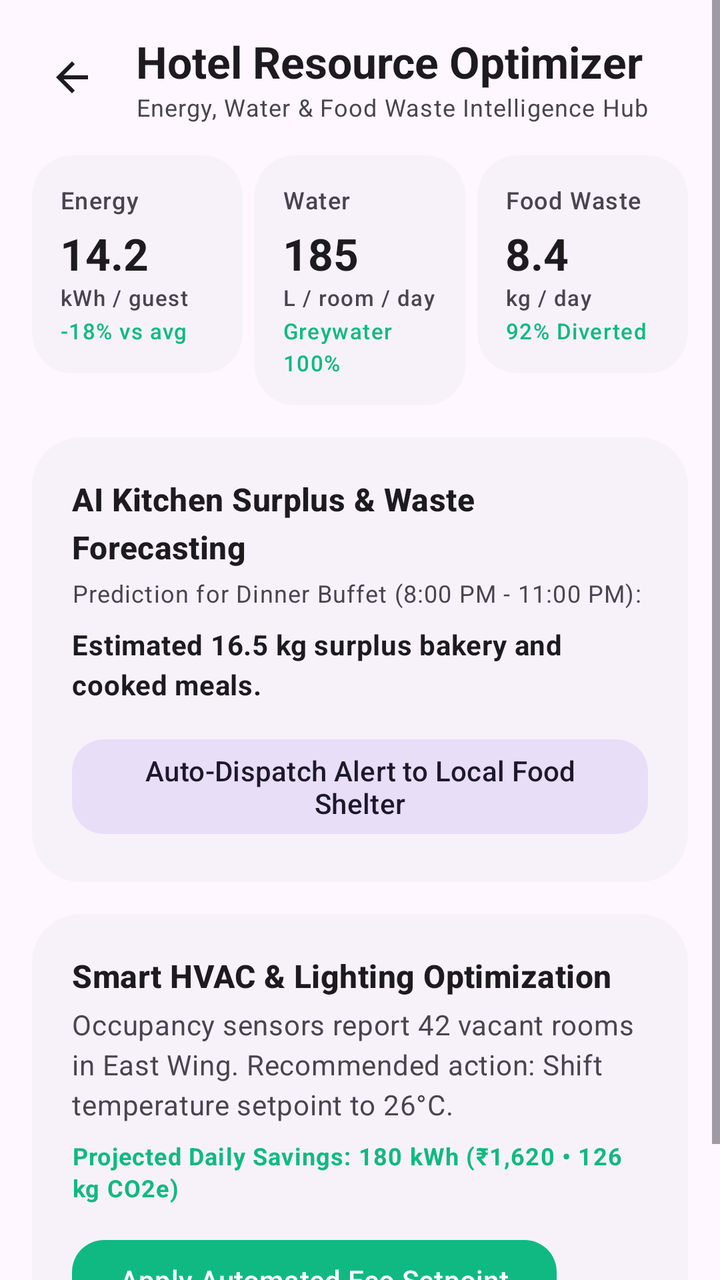
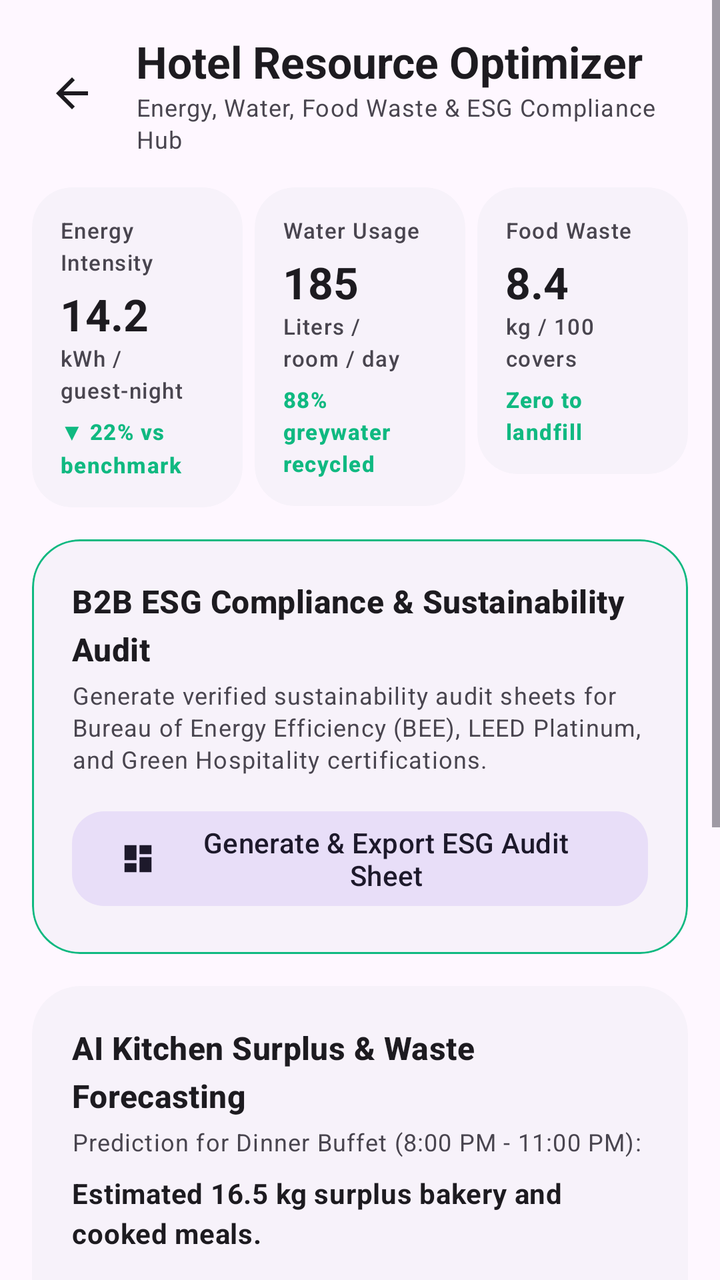

Two renders of the same Android screen: before a commit and after it. Below are the layout's source before the change and the commit's diff.
<!-- AndroidManifest.xml: application theme Theme.UrbanPulse -->
<!-- res/layout/activity_hotel_optimizer.xml -->
<?xml version="1.0" encoding="utf-8"?>
<ScrollView xmlns:android="http://schemas.android.com/apk/res/android"
    xmlns:app="http://schemas.android.com/apk/res-auto"
    android:layout_width="match_parent"
    android:layout_height="match_parent"
    android:background="?attr/colorSurface">

    <LinearLayout
        android:layout_width="match_parent"
        android:layout_height="wrap_content"
        android:orientation="vertical"
        android:padding="16dp"
        android:paddingBottom="40dp">

        
        <LinearLayout
            android:layout_width="match_parent"
            android:layout_height="wrap_content"
            android:orientation="horizontal"
            android:gravity="center_vertical"
            android:layout_marginBottom="16dp">

            <ImageButton
                android:id="@+id/btnBack"
                android:layout_width="40dp"
                android:layout_height="40dp"
                android:background="?attr/selectableItemBackgroundBorderless"
                android:src="@drawable/ic_arrow_back"
                app:tint="?attr/colorOnSurface" />

            <LinearLayout
                android:layout_width="0dp"
                android:layout_height="wrap_content"
                android:layout_weight="1"
                android:layout_marginStart="12dp"
                android:orientation="vertical">

                <TextView
                    android:layout_width="wrap_content"
                    android:layout_height="wrap_content"
                    android:text="Hotel Resource Optimizer"
                    android:textAppearance="@style/TextAppearance.Material3.TitleLarge"
                    android:textColor="?attr/colorOnSurface"
                    android:textStyle="bold" />

                <TextView
                    android:layout_width="wrap_content"
                    android:layout_height="wrap_content"
                    android:text="Energy, Water &amp; Food Waste Intelligence Hub"
                    android:textAppearance="@style/TextAppearance.Material3.BodySmall"
                    android:textColor="?attr/colorOnSurfaceVariant" />

            </LinearLayout>

        </LinearLayout>

        
        <LinearLayout
            android:layout_width="match_parent"
            android:layout_height="wrap_content"
            android:orientation="horizontal"
            android:layout_marginBottom="16dp">

            
            <com.google.android.material.card.MaterialCardView
                android:layout_width="0dp"
                android:layout_height="wrap_content"
                android:layout_weight="1"
                style="@style/Widget.Material3.CardView.Filled"
                app:cardCornerRadius="20dp"
                app:cardBackgroundColor="?attr/colorSurfaceContainerLow"
                app:strokeWidth="0dp"
                android:layout_marginEnd="4dp">

                <LinearLayout
                    android:layout_width="match_parent"
                    android:layout_height="wrap_content"
                    android:orientation="vertical"
                    android:padding="14dp">

                    <TextView
                        android:layout_width="wrap_content"
                        android:layout_height="wrap_content"
                        android:text="Energy"
                        android:textAppearance="@style/TextAppearance.Material3.LabelMedium"
                        android:textColor="?attr/colorOnSurfaceVariant" />

                    <TextView
                        android:id="@+id/tvEnergyKwh"
                        android:layout_width="wrap_content"
                        android:layout_height="wrap_content"
                        android:layout_marginTop="4dp"
                        android:text="14.2"
                        android:textAppearance="@style/TextAppearance.Material3.TitleLarge"
                        android:textColor="?attr/colorOnSurface"
                        android:textStyle="bold" />

                    <TextView
                        android:layout_width="wrap_content"
                        android:layout_height="wrap_content"
                        android:text="kWh / guest"
                        android:textAppearance="@style/TextAppearance.Material3.LabelSmall"
                        android:textColor="?attr/colorOnSurfaceVariant" />

                    <TextView
                        android:layout_width="wrap_content"
                        android:layout_height="wrap_content"
                        android:layout_marginTop="2dp"
                        android:text="-18% vs avg"
                        android:textAppearance="@style/TextAppearance.Material3.LabelSmall"
                        android:textColor="?attr/colorPrimary" />

                </LinearLayout>
            </com.google.android.material.card.MaterialCardView>

            
            <com.google.android.material.card.MaterialCardView
                android:layout_width="0dp"
                android:layout_height="wrap_content"
                android:layout_weight="1"
                style="@style/Widget.Material3.CardView.Filled"
                app:cardCornerRadius="20dp"
                app:cardBackgroundColor="?attr/colorSurfaceContainerLow"
                app:strokeWidth="0dp"
                android:layout_marginHorizontal="2dp">

                <LinearLayout
                    android:layout_width="match_parent"
                    android:layout_height="wrap_content"
                    android:orientation="vertical"
                    android:padding="14dp">

                    <TextView
                        android:layout_width="wrap_content"
                        android:layout_height="wrap_content"
                        android:text="Water"
                        android:textAppearance="@style/TextAppearance.Material3.LabelMedium"
                        android:textColor="?attr/colorOnSurfaceVariant" />

                    <TextView
                        android:id="@+id/tvWaterLiters"
                        android:layout_width="wrap_content"
                        android:layout_height="wrap_content"
                        android:layout_marginTop="4dp"
                        android:text="185"
                        android:textAppearance="@style/TextAppearance.Material3.TitleLarge"
                        android:textColor="?attr/colorOnSurface"
                        android:textStyle="bold" />

                    <TextView
                        android:layout_width="wrap_content"
                        android:layout_height="wrap_content"
                        android:text="L / room / day"
                        android:textAppearance="@style/TextAppearance.Material3.LabelSmall"
                        android:textColor="?attr/colorOnSurfaceVariant" />

                    <TextView
                        android:layout_width="wrap_content"
                        android:layout_height="wrap_content"
                        android:layout_marginTop="2dp"
                        android:text="Greywater 100%"
                        android:textAppearance="@style/TextAppearance.Material3.LabelSmall"
                        android:textColor="?attr/colorPrimary" />

                </LinearLayout>
            </com.google.android.material.card.MaterialCardView>

            
            <com.google.android.material.card.MaterialCardView
                android:layout_width="0dp"
                android:layout_height="wrap_content"
                android:layout_weight="1"
                style="@style/Widget.Material3.CardView.Filled"
                app:cardCornerRadius="20dp"
                app:cardBackgroundColor="?attr/colorSurfaceContainerLow"
                app:strokeWidth="0dp"
                android:layout_marginStart="4dp">

                <LinearLayout
                    android:layout_width="match_parent"
                    android:layout_height="wrap_content"
                    android:orientation="vertical"
                    android:padding="14dp">

                    <TextView
                        android:layout_width="wrap_content"
                        android:layout_height="wrap_content"
                        android:text="Food Waste"
                        android:textAppearance="@style/TextAppearance.Material3.LabelMedium"
                        android:textColor="?attr/colorOnSurfaceVariant" />

                    <TextView
                        android:id="@+id/tvFoodWasteKg"
                        android:layout_width="wrap_content"
                        android:layout_height="wrap_content"
                        android:layout_marginTop="4dp"
                        android:text="8.4"
                        android:textAppearance="@style/TextAppearance.Material3.TitleLarge"
                        android:textColor="?attr/colorOnSurface"
                        android:textStyle="bold" />

                    <TextView
                        android:layout_width="wrap_content"
                        android:layout_height="wrap_content"
                        android:text="kg / day"
                        android:textAppearance="@style/TextAppearance.Material3.LabelSmall"
                        android:textColor="?attr/colorOnSurfaceVariant" />

                    <TextView
                        android:layout_width="wrap_content"
                        android:layout_height="wrap_content"
                        android:layout_marginTop="2dp"
                        android:text="92% Diverted"
                        android:textAppearance="@style/TextAppearance.Material3.LabelSmall"
                        android:textColor="?attr/colorPrimary" />

                </LinearLayout>
            </com.google.android.material.card.MaterialCardView>

        </LinearLayout>

        
        <com.google.android.material.card.MaterialCardView
            android:layout_width="match_parent"
            android:layout_height="wrap_content"
            style="@style/Widget.Material3.CardView.Filled"
            app:cardCornerRadius="24dp"
            app:cardBackgroundColor="?attr/colorSurfaceContainerLow"
            app:strokeWidth="0dp"
            android:layout_marginBottom="16dp">

            <LinearLayout
                android:layout_width="match_parent"
                android:layout_height="wrap_content"
                android:orientation="vertical"
                android:padding="20dp">

                <TextView
                    android:layout_width="wrap_content"
                    android:layout_height="wrap_content"
                    android:text="AI Kitchen Surplus &amp; Waste Forecasting"
                    android:textAppearance="@style/TextAppearance.Material3.TitleMedium"
                    android:textColor="?attr/colorOnSurface"
                    android:textStyle="bold" />

                <TextView
                    android:layout_width="wrap_content"
                    android:layout_height="wrap_content"
                    android:layout_marginTop="4dp"
                    android:text="Prediction for Dinner Buffet (8:00 PM - 11:00 PM):"
                    android:textAppearance="@style/TextAppearance.Material3.BodySmall"
                    android:textColor="?attr/colorOnSurfaceVariant" />

                <TextView
                    android:id="@+id/tvSurplusAlert"
                    android:layout_width="wrap_content"
                    android:layout_height="wrap_content"
                    android:layout_marginTop="8dp"
                    android:text="Estimated 16.5 kg surplus bakery and cooked meals."
                    android:textAppearance="@style/TextAppearance.Material3.BodyMedium"
                    android:textColor="?attr/colorOnSurface"
                    android:textStyle="bold" />

                <com.google.android.material.button.MaterialButton
                    android:id="@+id/btnDispatchShelter"
                    style="@style/Widget.Material3.Button.TonalButton"
                    android:layout_width="wrap_content"
                    android:layout_height="wrap_content"
                    android:layout_marginTop="14dp"
                    android:text="Auto-Dispatch Alert to Local Food Shelter"
                    app:cornerRadius="16dp" />

            </LinearLayout>
        </com.google.android.material.card.MaterialCardView>

        
        <com.google.android.material.card.MaterialCardView
            android:layout_width="match_parent"
            android:layout_height="wrap_content"
            style="@style/Widget.Material3.CardView.Filled"
            app:cardCornerRadius="24dp"
            app:cardBackgroundColor="?attr/colorSurfaceContainerLow"
            app:strokeWidth="0dp"
            android:layout_marginBottom="16dp">

            <LinearLayout
                android:layout_width="match_parent"
                android:layout_height="wrap_content"
                android:orientation="vertical"
                android:padding="20dp">

                <TextView
                    android:layout_width="wrap_content"
                    android:layout_height="wrap_content"
                    android:text="Smart HVAC &amp; Lighting Optimization"
                    android:textAppearance="@style/TextAppearance.Material3.TitleMedium"
                    android:textColor="?attr/colorOnSurface"
                    android:textStyle="bold" />

                <TextView
                    android:layout_width="wrap_content"
                    android:layout_height="wrap_content"
                    android:layout_marginTop="4dp"
                    android:text="Occupancy sensors report 42 vacant rooms in East Wing. Recommended action: Shift temperature setpoint to 26°C."
                    android:textAppearance="@style/TextAppearance.Material3.BodyMedium"
                    android:textColor="?attr/colorOnSurfaceVariant" />

                <TextView
                    android:layout_width="wrap_content"
                    android:layout_height="wrap_content"
                    android:layout_marginTop="8dp"
                    android:text="Projected Daily Savings: 180 kWh (₹1,620 • 126 kg CO2e)"
                    android:textAppearance="@style/TextAppearance.Material3.BodySmall"
                    android:textColor="?attr/colorPrimary"
                    android:textStyle="bold" />

                <com.google.android.material.button.MaterialButton
                    android:id="@+id/btnApplyHvacEco"
                    style="@style/Widget.Material3.Button"
                    android:layout_width="wrap_content"
                    android:layout_height="wrap_content"
                    android:layout_marginTop="14dp"
                    android:text="Apply Automated Eco Setpoint"
                    app:cornerRadius="16dp" />

            </LinearLayout>
        </com.google.android.material.card.MaterialCardView>

    </LinearLayout>
</ScrollView>
<!-- resources referenced by this layout -->
<resources>
  <!-- drawable ic_arrow_back (drawable) -->
  <vector xmlns:android="http://schemas.android.com/apk/res/android"
      android:width="24dp"
      android:height="24dp"
      android:viewportWidth="24"
      android:viewportHeight="24">
    <path
        android:fillColor="@android:color/white"
        android:pathData="M20,11H7.83l5.59,-5.59L12,4l-8,8 8,8 1.41,-1.41L7.83,13H20v-2z"/>
  </vector>
  <style name="Theme.UrbanPulse" parent="Theme.Material3.DayNight.NoActionBar">
          <item name="colorPrimary">@color/primary_green</item>
          <item name="colorSecondary">@color/teal_700</item>
          <item name="android:statusBarColor">?attr/colorSurface</item>
          <item name="android:windowLightStatusBar" tools:targetApi="m">true</item>
      </style>
  <color name="primary_green">#10B981</color>
  <color name="teal_700">#0F766E</color>
</resources>

<!-- the commit's change to res/layout/activity_hotel_optimizer.xml (unified diff, before → after) -->
@@ -46,7 +46,7 @@
                 <TextView
                     android:layout_width="wrap_content"
                     android:layout_height="wrap_content"
-                    android:text="Energy, Water &amp; Food Waste Intelligence Hub"
+                    android:text="Energy, Water, Food Waste &amp; ESG Compliance Hub"
                     android:textAppearance="@style/TextAppearance.Material3.BodySmall"
                     android:textColor="?attr/colorOnSurfaceVariant" />
 
@@ -81,8 +81,8 @@
                     <TextView
                         android:layout_width="wrap_content"
                         android:layout_height="wrap_content"
-                        android:text="Energy"
-                        android:textAppearance="@style/TextAppearance.Material3.LabelMedium"
+                        android:text="Energy Intensity"
+                        android:textAppearance="@style/TextAppearance.Material3.LabelSmall"
                         android:textColor="?attr/colorOnSurfaceVariant" />
 
                     <TextView
@@ -98,17 +98,18 @@
                     <TextView
                         android:layout_width="wrap_content"
                         android:layout_height="wrap_content"
-                        android:text="kWh / guest"
-                        android:textAppearance="@style/TextAppearance.Material3.LabelSmall"
-                        android:textColor="?attr/colorOnSurfaceVariant" />
-
-                    <TextView
-                        android:layout_width="wrap_content"
-                        android:layout_height="wrap_content"
-                        android:layout_marginTop="2dp"
-                        android:text="-18% vs avg"
-                        android:textAppearance="@style/TextAppearance.Material3.LabelSmall"
-                        android:textColor="?attr/colorPrimary" />
+                        android:text="kWh / guest-night"
+                        android:textAppearance="@style/TextAppearance.Material3.LabelSmall"
+                        android:textColor="?attr/colorOnSurfaceVariant" />
+
+                    <TextView
+                        android:layout_width="wrap_content"
+                        android:layout_height="wrap_content"
+                        android:layout_marginTop="6dp"
+                        android:text="▼ 22% vs benchmark"
+                        android:textAppearance="@style/TextAppearance.Material3.LabelSmall"
+                        android:textColor="?attr/colorPrimary"
+                        android:textStyle="bold" />
 
                 </LinearLayout>
             </com.google.android.material.card.MaterialCardView>
@@ -133,8 +134,8 @@
                     <TextView
                         android:layout_width="wrap_content"
                         android:layout_height="wrap_content"
-                        android:text="Water"
-                        android:textAppearance="@style/TextAppearance.Material3.LabelMedium"
+                        android:text="Water Usage"
+                        android:textAppearance="@style/TextAppearance.Material3.LabelSmall"
                         android:textColor="?attr/colorOnSurfaceVariant" />
 
                     <TextView
@@ -150,17 +151,18 @@
                     <TextView
                         android:layout_width="wrap_content"
                         android:layout_height="wrap_content"
-                        android:text="L / room / day"
-                        android:textAppearance="@style/TextAppearance.Material3.LabelSmall"
-                        android:textColor="?attr/colorOnSurfaceVariant" />
-
-                    <TextView
-                        android:layout_width="wrap_content"
-                        android:layout_height="wrap_content"
-                        android:layout_marginTop="2dp"
-                        android:text="Greywater 100%"
-                        android:textAppearance="@style/TextAppearance.Material3.LabelSmall"
-                        android:textColor="?attr/colorPrimary" />
+                        android:text="Liters / room / day"
+                        android:textAppearance="@style/TextAppearance.Material3.LabelSmall"
+                        android:textColor="?attr/colorOnSurfaceVariant" />
+
+                    <TextView
+                        android:layout_width="wrap_content"
+                        android:layout_height="wrap_content"
+                        android:layout_marginTop="6dp"
+                        android:text="88% greywater recycled"
+                        android:textAppearance="@style/TextAppearance.Material3.LabelSmall"
+                        android:textColor="?attr/colorPrimary"
+                        android:textStyle="bold" />
 
                 </LinearLayout>
             </com.google.android.material.card.MaterialCardView>
@@ -186,7 +188,7 @@
                         android:layout_width="wrap_content"
                         android:layout_height="wrap_content"
                         android:text="Food Waste"
-                        android:textAppearance="@style/TextAppearance.Material3.LabelMedium"
+                        android:textAppearance="@style/TextAppearance.Material3.LabelSmall"
                         android:textColor="?attr/colorOnSurfaceVariant" />
 
                     <TextView
@@ -202,22 +204,69 @@
                     <TextView
                         android:layout_width="wrap_content"
                         android:layout_height="wrap_content"
-                        android:text="kg / day"
-                        android:textAppearance="@style/TextAppearance.Material3.LabelSmall"
-                        android:textColor="?attr/colorOnSurfaceVariant" />
-
-                    <TextView
-                        android:layout_width="wrap_content"
-                        android:layout_height="wrap_content"
-                        android:layout_marginTop="2dp"
-                        android:text="92% Diverted"
-                        android:textAppearance="@style/TextAppearance.Material3.LabelSmall"
-                        android:textColor="?attr/colorPrimary" />
+                        android:text="kg / 100 covers"
+                        android:textAppearance="@style/TextAppearance.Material3.LabelSmall"
+                        android:textColor="?attr/colorOnSurfaceVariant" />
+
+                    <TextView
+                        android:layout_width="wrap_content"
+                        android:layout_height="wrap_content"
+                        android:layout_marginTop="6dp"
+                        android:text="Zero to landfill"
+                        android:textAppearance="@style/TextAppearance.Material3.LabelSmall"
+                        android:textColor="?attr/colorPrimary"
+                        android:textStyle="bold" />
 
                 </LinearLayout>
             </com.google.android.material.card.MaterialCardView>
 
         </LinearLayout>
+
+        
+        <com.google.android.material.card.MaterialCardView
+            android:layout_width="match_parent"
+            android:layout_height="wrap_content"
+            style="@style/Widget.Material3.CardView.Filled"
+            app:cardCornerRadius="24dp"
+            app:cardBackgroundColor="?attr/colorSurfaceContainerLow"
+            app:strokeWidth="1dp"
+            app:strokeColor="?attr/colorPrimary"
+            android:layout_marginBottom="16dp">
+
+            <LinearLayout
+                android:layout_width="match_parent"
+                android:layout_height="wrap_content"
+                android:orientation="vertical"
+                android:padding="20dp">
+
+                <TextView
+                    android:layout_width="wrap_content"
+                    android:layout_height="wrap_content"
+                    android:text="B2B ESG Compliance &amp; Sustainability Audit"
+                    android:textAppearance="@style/TextAppearance.Material3.TitleMedium"
+                    android:textColor="?attr/colorOnSurface"
+                    android:textStyle="bold" />
+
+                <TextView
+                    android:layout_width="wrap_content"
+                    android:layout_height="wrap_content"
+                    android:layout_marginTop="4dp"
+                    android:text="Generate verified sustainability audit sheets for Bureau of Energy Efficiency (BEE), LEED Platinum, and Green Hospitality certifications."
+                    android:textAppearance="@style/TextAppearance.Material3.BodySmall"
+                    android:textColor="?attr/colorOnSurfaceVariant" />
+
+                <com.google.android.material.button.MaterialButton
+                    android:id="@+id/btnGenerateEsgReport"
+                    style="@style/Widget.Material3.Button.TonalButton"
+                    android:layout_width="match_parent"
+                    android:layout_height="wrap_content"
+                    android:layout_marginTop="14dp"
+                    android:text="Generate &amp; Export ESG Audit Sheet"
+                    app:cornerRadius="16dp"
+                    app:icon="@drawable/ic_dashboard" />
+
+            </LinearLayout>
+        </com.google.android.material.card.MaterialCardView>
 
         
         <com.google.android.material.card.MaterialCardView
<!-- resource entries referenced after the edit -->
@@ -10,6 +10,16 @@
         android:fillColor="@android:color/white"
         android:pathData="M20,11H7.83l5.59,-5.59L12,4l-8,8 8,8 1.41,-1.41L7.83,13H20v-2z"/>
   </vector>
+  <!-- drawable ic_dashboard (drawable) -->
+  <vector xmlns:android="http://schemas.android.com/apk/res/android"
+      android:width="24dp"
+      android:height="24dp"
+      android:viewportWidth="24"
+      android:viewportHeight="24">
+    <path
+        android:fillColor="@android:color/white"
+        android:pathData="M3,13h8L11,3L3,3v10zM3,21h8v-6L3,15v6zM13,21h8L21,11h-8v10zM13,3v6h8L21,3h-8z"/>
+  </vector>
   <style name="Theme.UrbanPulse" parent="Theme.Material3.DayNight.NoActionBar">
           <item name="colorPrimary">@color/primary_green</item>
           <item name="colorSecondary">@color/teal_700</item>
